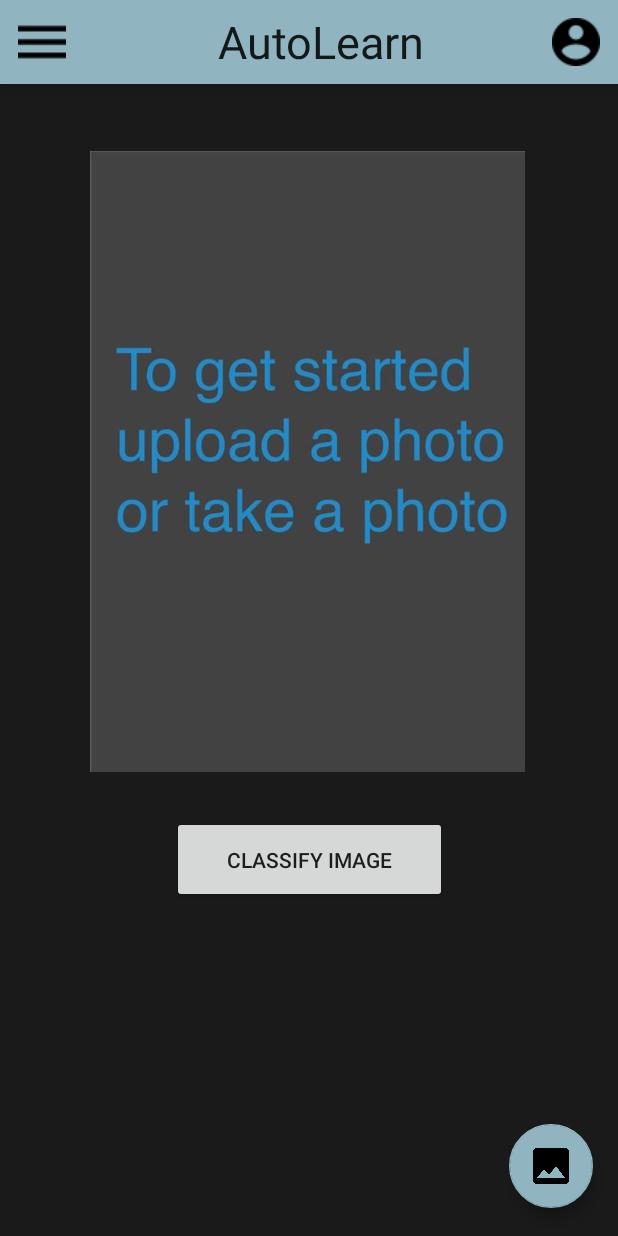
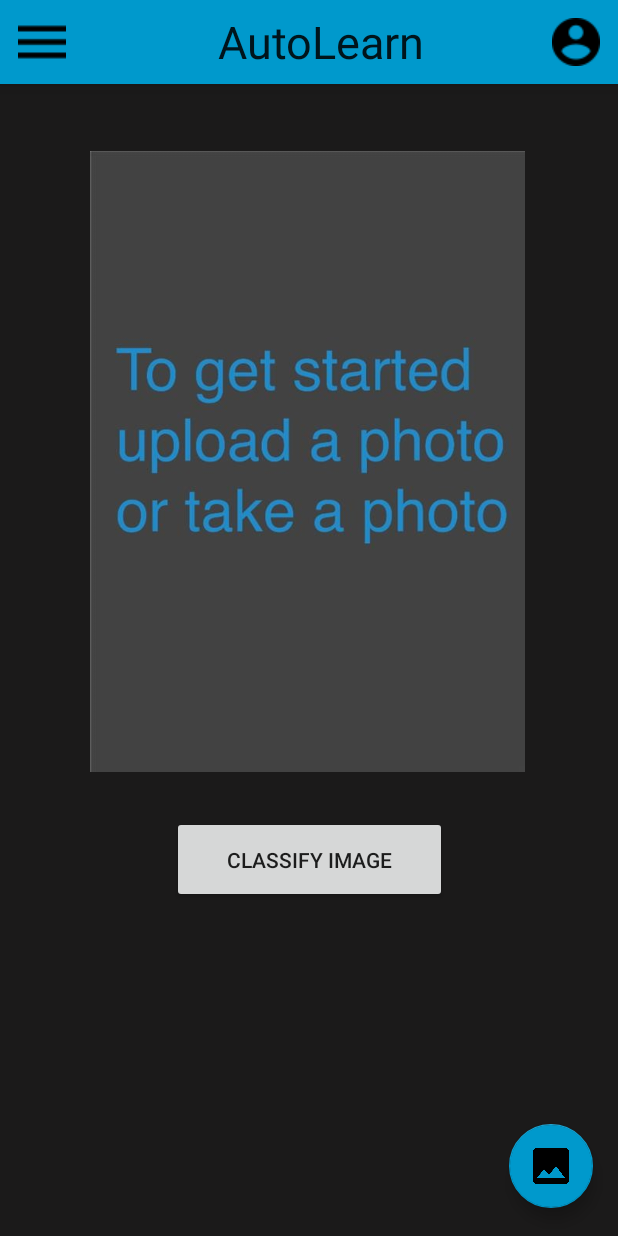
Before and after one commit to willpanderson/Auto-Learn, an Android app: the MainActivity screen opened directly, with no data from a screen before it, on a phone screen of 412 x 824 dp. Run offline under Robolectric (Android 15) with nearby library versions, the phone set to English and light mode, and no system bars.

Commit message:
Colors edited, profile button linked

```diff
--- a/AutoLearnApp/app/src/main/res/layout/activity_login.xml
+++ b/AutoLearnApp/app/src/main/res/layout/activity_login.xml
@@ -18,7 +18,7 @@
         android:id="@+id/linearLayout"
         android:layout_width="match_parent"
         android:layout_height="432dp"
-        android:background="#90B5C1">
+        android:background="#0099cc">
 
         <EditText
             android:id="@+id/emailEntry"
--- a/AutoLearnApp/app/src/main/res/layout/home_main.xml
+++ b/AutoLearnApp/app/src/main/res/layout/home_main.xml
@@ -13,7 +13,7 @@
         android:layout_width="wrap_content"
         android:layout_height="wrap_content"
         android:clickable="true"
-        app:backgroundTint="#90B5C1"
+        app:backgroundTint="#0099cc"
         app:layout_constraintBottom_toBottomOf="parent"
         app:layout_constraintEnd_toEndOf="parent"
         app:layout_constraintHorizontal_bias="0.954"
@@ -27,7 +27,7 @@
         android:layout_width="0dp"
         android:layout_height="wrap_content"
         android:layout_margin="0dp"
-        android:background="#90B5C1"
+        android:background="#0099cc"
         android:elevation="8dp"
         app:layout_constraintEnd_toEndOf="parent"
         app:layout_constraintHorizontal_bias="0.444"
```
